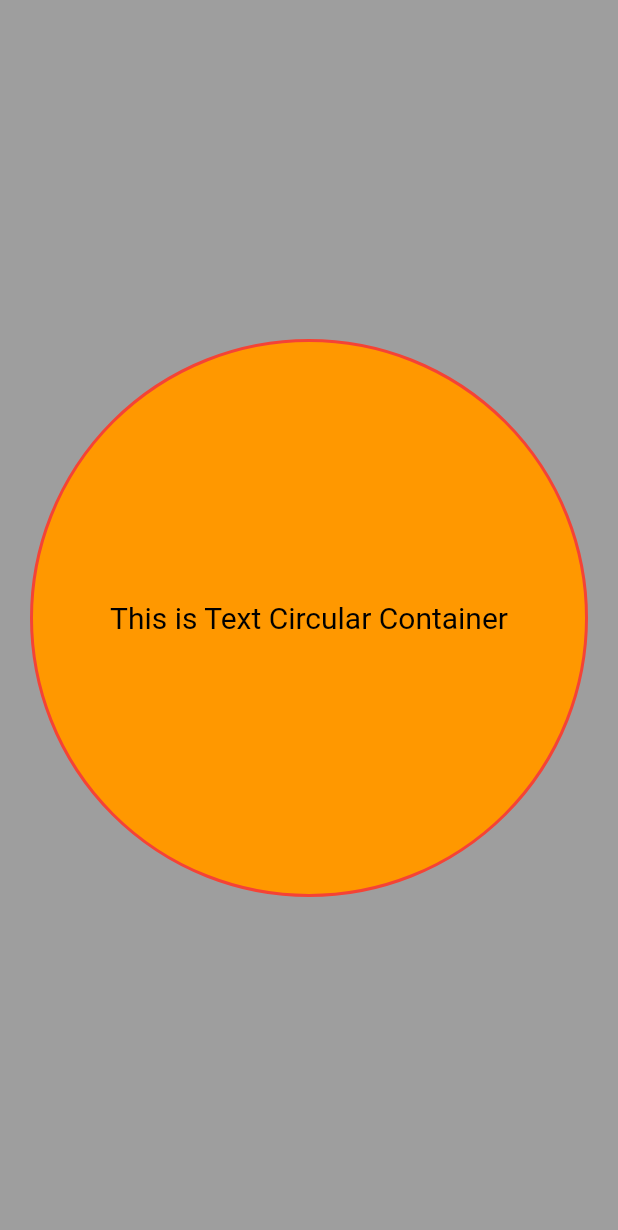
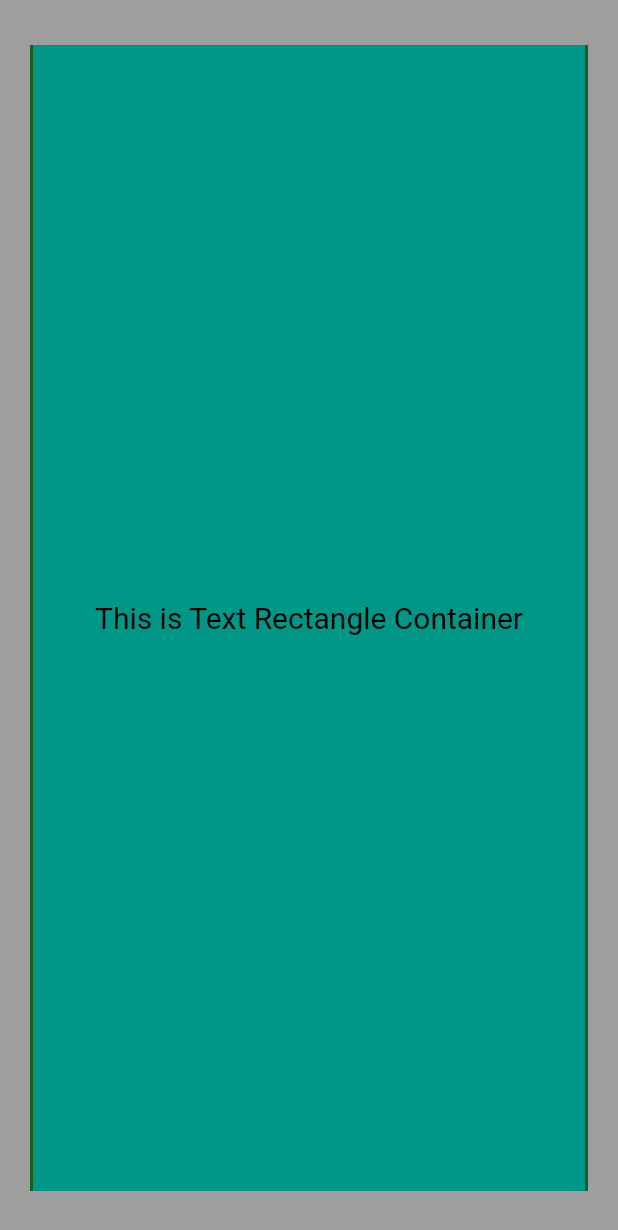
Before and after one commit to ErAbhi90/how_to_flutter, a Flutter app: the screen it shows after launch, on a phone screen of 412 x 824 dp. Shown: the top 1230 px of the screen. Run offline on Flutter 3.47's test engine with Material 2 defaults, Android fonts, the phone set to English and light mode, and no system bars.

Commit message:
Container Rectangle Decoration

```diff
--- a/lib/resources/strings.dart
+++ b/lib/resources/strings.dart
@@ -1,4 +1,5 @@
 class Strings {
   static final textData = "This is centered Text";
   static final circleText = "This is Text Circular Container";
+  static final rectangleText = "This is Text Rectangle Container";
 }
--- a/lib/ui/MyApp.dart
+++ b/lib/ui/MyApp.dart
@@ -6,7 +6,12 @@ class MyApp extends StatelessWidget {
   Widget build(BuildContext context) {
     return Material(
       color: Colors.grey,
-      /* Container with just color and no other decoration*/
+      /*
+      Different Container Properties
+
+      01 - Container with just color and no other decoration
+
+      */
       /*
         child: Container(
         color: Colors.grey,
@@ -23,14 +28,20 @@ class MyApp extends StatelessWidget {
         ),
       ), */
 
-      /* Container with box decoration
+      /*
+
+      02 -Container with box decoration
       Container shape - Circle
                 color - Orange
                 border_all - width is 2.0 and color red
                 style - Solid
+
+                margin - all sides using EdgeInsets all property
+                padding - defined using symmetry of horizontal and vertical
+
        */
 
-      child: Container(
+      /*  child: Container(
         decoration: BoxDecoration(
           shape: BoxShape.circle,
           color: Colors.orange,
@@ -56,6 +67,56 @@ class MyApp extends StatelessWidget {
             ),
           ),
         ),
+      ), */
+
+/*
+
+      03 -Container with box decoration
+      Container shape - Rectangle
+                color - Teal
+                border_only sides- width is 2.0 and color green[900]
+                style - Solid
+
+                margin - seprately defined using Edge Insets only
+                padding - defined using symmetry of horizontal and vertical
+
+       */
+
+      child: Container(
+        decoration: BoxDecoration(
+            shape: BoxShape.rectangle,
+            color: Colors.teal,
+            border: Border(
+              left: BorderSide(
+                color: Colors.green[900],
+                width: 2.0,
+              ),
+              right: BorderSide(
+                color: Colors.green[900],
+                width: 2.0,
+              ),
+            )),
+        margin: EdgeInsets.only(
+          left: 20.0,
+          right: 20.0,
+          top: 30.0,
+          bottom: 30.0,
+        ),
+        padding: EdgeInsets.symmetric(
+          horizontal: 10.0,
+          vertical: 10.0,
+        ),
+        child: Center(
+          child: Text(
+            Strings.rectangleText,
+            textAlign: TextAlign.center,
+            textDirection: TextDirection.ltr,
+            style: TextStyle(
+              color: Colors.black,
+              fontSize: 20.0,
+            ),
+          ),
+        ),
       ),
     );
   }
```
